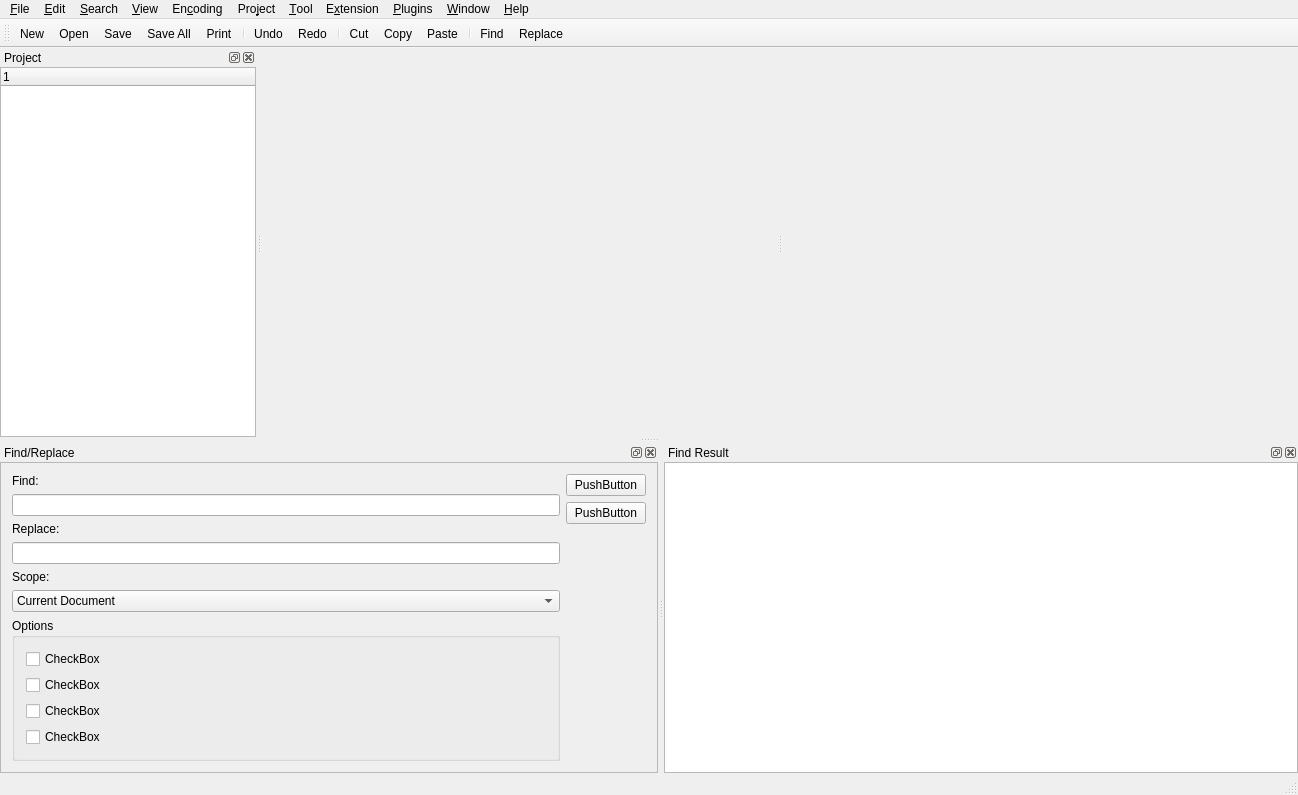
Old version of the form src/ainesmile/mainwindow.ui in the repository missdeer/ainesmile.
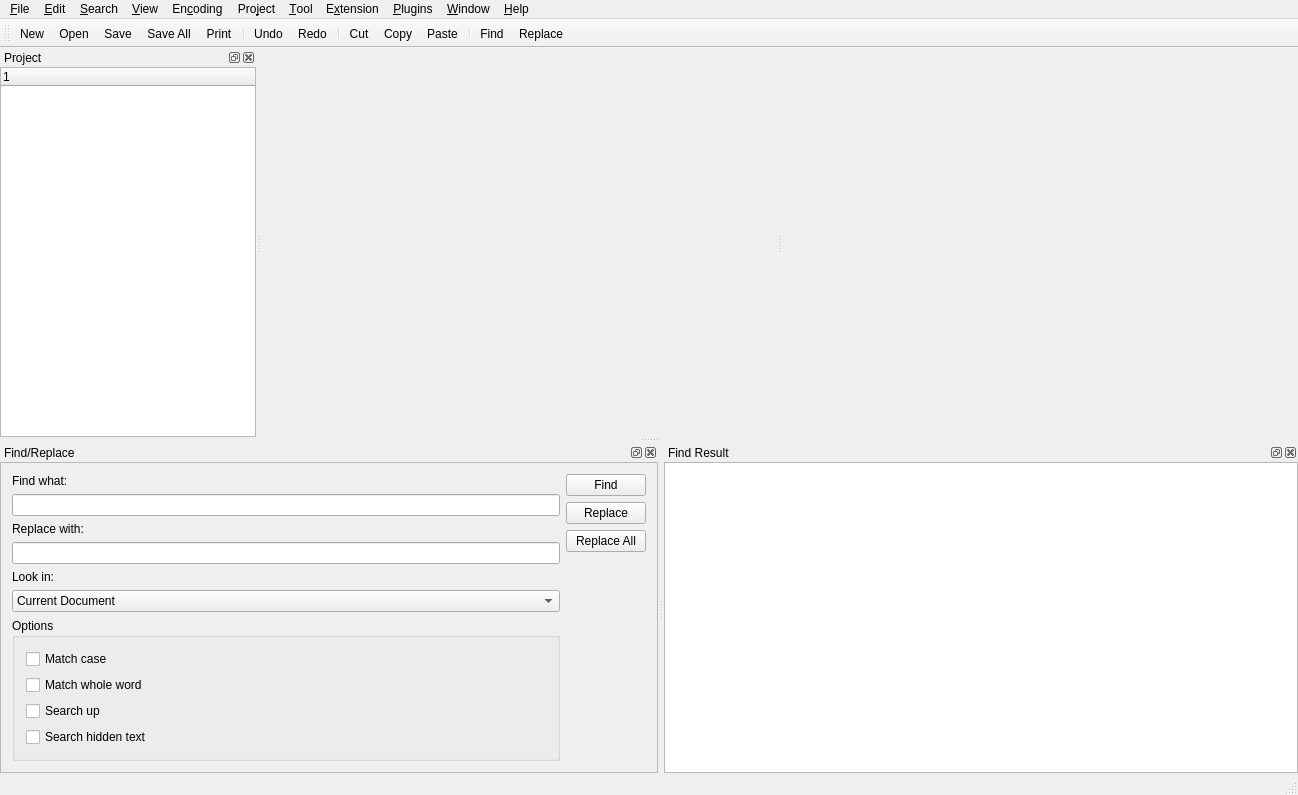
New version of the form. Icons and pictures are not drawn. Custom widgets are drawn as their Qt base class.

Commit message: (*)find & replace dock pane WIP

What changed in the file:
```diff
--- a/src/ainesmile/mainwindow.ui
+++ b/src/ainesmile/mainwindow.ui
@@ -599,8 +599,8 @@
          <rect>
           <x>0</x>
           <y>0</y>
-          <width>876</width>
-          <height>274</height>
+          <width>746</width>
+          <height>305</height>
          </rect>
         </property>
         <layout class="QHBoxLayout" name="horizontalLayout_3">
@@ -609,7 +609,7 @@
            <item>
             <widget class="QLabel" name="label">
              <property name="text">
-              <string>Find:</string>
+              <string>Find what:</string>
              </property>
             </widget>
            </item>
@@ -619,7 +619,7 @@
            <item>
             <widget class="QLabel" name="label_2">
              <property name="text">
-              <string>Replace:</string>
+              <string>Replace with:</string>
              </property>
             </widget>
            </item>
@@ -629,7 +629,7 @@
            <item>
             <widget class="QLabel" name="label_3">
              <property name="text">
-              <string>Scope:</string>
+              <string>Look in:</string>
              </property>
             </widget>
            </item>
@@ -666,28 +666,28 @@
               <item>
                <widget class="QCheckBox" name="checkBox_4">
                 <property name="text">
-                 <string>CheckBox</string>
+                 <string>Match case</string>
                 </property>
                </widget>
               </item>
               <item>
                <widget class="QCheckBox" name="checkBox_3">
                 <property name="text">
-                 <string>CheckBox</string>
+                 <string>Match whole word</string>
                 </property>
                </widget>
               </item>
               <item>
                <widget class="QCheckBox" name="checkBox_2">
                 <property name="text">
-                 <string>CheckBox</string>
+                 <string>Search up</string>
                 </property>
                </widget>
               </item>
               <item>
                <widget class="QCheckBox" name="checkBox">
                 <property name="text">
-                 <string>CheckBox</string>
+                 <string>Search hidden text</string>
                 </property>
                </widget>
               </item>
@@ -699,16 +699,23 @@
          <item>
           <layout class="QVBoxLayout" name="verticalLayout_4">
            <item>
-            <widget class="QPushButton" name="pushButton">
+            <widget class="QPushButton" name="btnFind">
              <property name="text">
-              <string>PushButton</string>
+              <string>Find</string>
              </property>
             </widget>
            </item>
            <item>
             <widget class="QPushButton" name="pushButton_2">
              <property name="text">
-              <string>PushButton</string>
+              <string>Replace</string>
+             </property>
+            </widget>
+           </item>
+           <item>
+            <widget class="QPushButton" name="pushButton">
+             <property name="text">
+              <string>Replace All</string>
              </property>
             </widget>
            </item>
```
Left out of the diff: 16 changed lines with no effect on the pictures.
